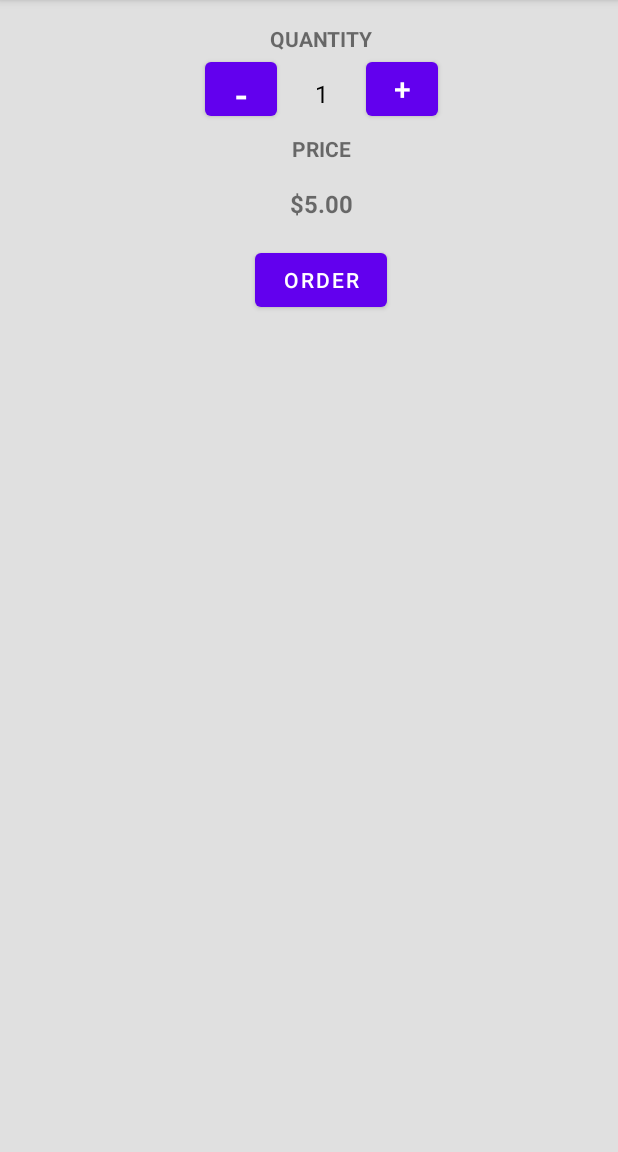
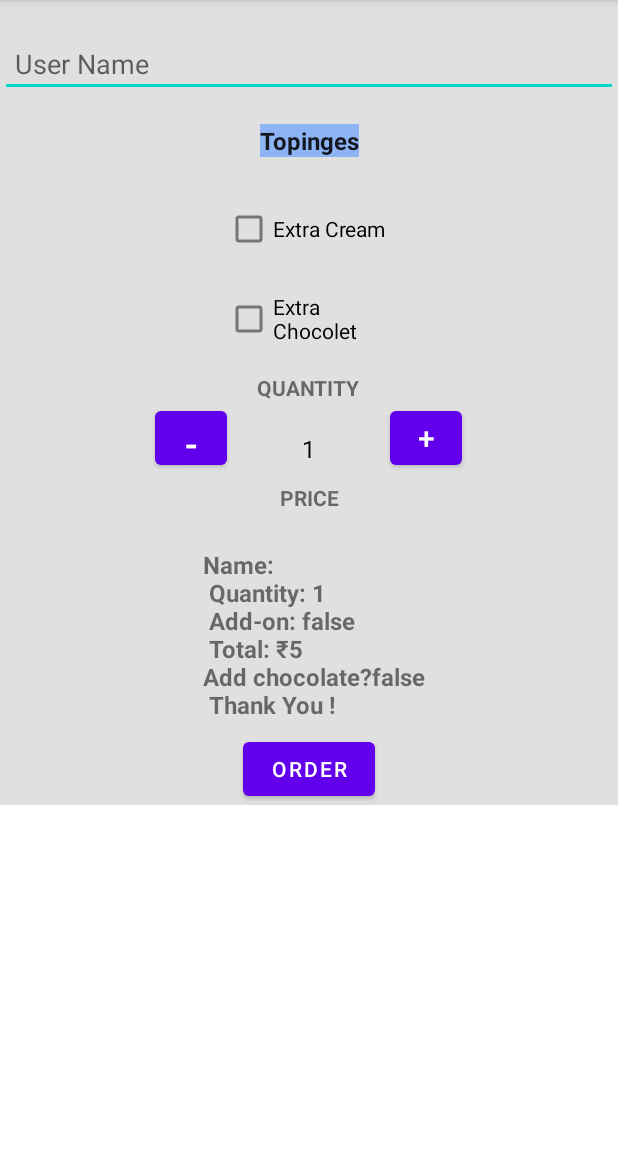
Before and after one commit to KUMARHKR/Java-Cofa-App-Demo-learn, an Android app: the screen it shows after launch (MainActivity), after a tap on "ORDER", on a phone screen of 412 x 824 dp, the part 84-1236 px from its top. Run offline under Robolectric (Android 15) with nearby library versions, the phone set to English and light mode, and no system bars.

Commit message:
order 1 to 100 toast massage

```diff
--- a/app/src/main/java/com/example/justjava/MainActivity.java
+++ b/app/src/main/java/com/example/justjava/MainActivity.java
@@ -1,14 +1,18 @@
 package com.example.justjava;
 
+import android.annotation.SuppressLint;
+
 import android.os.Bundle;
+import android.util.Log;
 import android.view.View;
+
+import android.widget.CheckBox;
+import android.widget.EditText;
 import android.widget.TextView;
+import android.widget.Toast;
 
 import androidx.appcompat.app.AppCompatActivity;
 
-import java.text.NumberFormat;
-
-import static java.text.NumberFormat.*;
 
 /**
  * This app displays an order form to order coffee.
@@ -17,6 +21,7 @@ public class MainActivity extends AppCompatActivity {
 
     int NumOfCaf = 1;
 
+
     @Override
     protected void onCreate(Bundle savedInstanceState) {
         super.onCreate(savedInstanceState);
@@ -24,19 +29,27 @@ public class MainActivity extends AppCompatActivity {
 
 
     }
+
+
+
+
     public void decrement(View view) {
+        if (NumOfCaf ==1){
+            Toast.makeText(this ,"You can't have less then 1 cup cofachino ", Toast.LENGTH_SHORT).show();
+            return ;
+        }
 
-        NumOfCaf=NumOfCaf-1;
-
-        TextView quantityTextView = (TextView) findViewById(R.id.quantity_text_view);
-        quantityTextView.setText("" + NumOfCaf);
+        NumOfCaf = NumOfCaf - 1;
+        displayQuantity(NumOfCaf);
     }
 
     public void increment(View view) {
-
-        NumOfCaf=NumOfCaf+1;
-        TextView quantityTextView = (TextView) findViewById(R.id.quantity_text_view);
-        quantityTextView.setText("" + NumOfCaf);
+        if (NumOfCaf ==100){
+            Toast.makeText(this ,"You can't have more then 100 cup cofachino ", Toast.LENGTH_SHORT).show();
+            return;
+        }
+        NumOfCaf = NumOfCaf + 1;
+        displayQuantity(NumOfCaf);
     }
 
 
@@ -45,23 +58,73 @@ public class MainActivity extends AppCompatActivity {
      */
     public void submitOrder(View view) {
 
+        EditText nameFild = findViewById(R.id.nameTextView);
+        String nameText = nameFild.getText().toString();
 
-        display(NumOfCaf);
-        displayPrice(NumOfCaf * 5);
+
+        CheckBox creamBox = findViewById(R.id.creamBox);
+        boolean hasWhipcream = creamBox.isChecked();
+        CheckBox extraChocolet = findViewById(R.id.extraChocoletView);
+        boolean hasChocolate = extraChocolet.isChecked();
+
+        int priceView = calculatePrice(hasChocolate ,hasWhipcream );
+
+        String priceMassage = createOrderSummary(nameText,priceView,hasChocolate,hasWhipcream);
+        displayMessage(priceMassage);
     }
+
+//    int numberOfSmoothiesTillPrize = 10;
+//if (numberOfSmoothiesTillPrize > 9) {
+//        Log.v("SmoothieActivity", "Congratulations, you get a free smoothie!");
+//        numberOfSmoothiesTillPrize = numberOfSmoothiesTillPrize - 10;
+//    } else {
+//        Log.v("SmoothieActivity", "No free smoothie this time.");
+//    }
+//Log.v("SmoothieActivity", "You currently have " + numberOfSmoothiesTillPrize + " out of 10 smoothies needed for your next free smoothie.");
+
+
+
+    private int calculatePrice(boolean hasChocolate, boolean hasWhipcream) {
+        int basePrice = 5;
+        if (hasChocolate){
+            basePrice =basePrice +2;
+        }
+        if (hasWhipcream){
+            basePrice = basePrice + 1;
+        }
+
+
+        return  NumOfCaf * basePrice;
+    }
+
+
+
+    private String createOrderSummary(String nameText,int price, boolean checkBox , boolean extraChocolet) {
+        String priceMassage = "Name: " + nameText ;
+        priceMassage = priceMassage + "\n Quantity: " + NumOfCaf;
+        priceMassage = priceMassage + "\n Add-on: " + checkBox;
+        priceMassage = priceMassage + "\n Total: ₹" + price;
+        priceMassage = priceMassage + "\nAdd chocolate?" + extraChocolet  ;
+        priceMassage = priceMassage + "\n Thank You !";
+
+        return priceMassage;
+    }
+
 
     /**
      * This method displays the given quantity value on the screen.
      */
-    private void display(int number) {
 
+    @SuppressLint("SetTextI18n")
+    private void displayQuantity(int numOfCaf) {
+        TextView quantityTextView = findViewById(R.id.quantity_text_view);
+        quantityTextView.setText("" + numOfCaf);
     }
-
-    private void displayPrice(int number) {
-        TextView priceTextView = (TextView) findViewById(R.id.price_text_view);
-        priceTextView.setText(getCurrencyInstance().format(number));
+    /**
+     * This method displays the given text on the screen.
+     */
+    private void displayMessage(String message) {
+        TextView priceTextView = findViewById(R.id.price_text_view);
+        priceTextView.setText(message);
     }
-
-
-
 }
--- a/app/src/main/res/layout/activity_main.xml
+++ b/app/src/main/res/layout/activity_main.xml
@@ -1,87 +1,137 @@
 <?xml version="1.0" encoding="utf-8"?>
-<androidx.constraintlayout.widget.ConstraintLayout xmlns:android="http://schemas.android.com/apk/res/android"
+<ScrollView xmlns:android="http://schemas.android.com/apk/res/android"
     xmlns:app="http://schemas.android.com/apk/res-auto"
     xmlns:tools="http://schemas.android.com/tools"
     android:layout_width="match_parent"
     android:layout_height="match_parent"
+    tools:ignore="ExtraText">
+
+    <androidx.constraintlayout.widget.ConstraintLayout
+        android:layout_width="match_parent"
+        android:layout_height="match_parent"
         android:background="@color/material_on_surface_stroke"
-    tools:context=".MainActivity">
+        app:layout_constraintBottom_toBottomOf="parent"
+        app:layout_constraintEnd_toEndOf="parent"
+        app:layout_constraintHorizontal_bias="0.5"
+        app:layout_constraintStart_toStartOf="parent"
+        app:layout_constraintTop_toTopOf="parent"
+        tools:context=".MainActivity"
+        tools:layout_editor_absoluteX="1dp"
+        tools:layout_editor_absoluteY="203dp">
+
+        <com.google.android.material.textfield.TextInputEditText
+            android:id="@+id/nameTextView"
+            android:layout_width="match_parent"
+            android:layout_height="wrap_content"
+            android:layout_marginTop="20dp"
+            android:hint="User Name"
+            android:padding="10dp"
+            android:inputType="textCapWords"
+            app:layout_constraintEnd_toEndOf="parent"
+            app:layout_constraintHorizontal_bias="0.5"
+            app:layout_constraintStart_toStartOf="parent"
+            app:layout_constraintTop_toTopOf="parent" />
+
+        <TextView
+            android:id="@+id/topingsView"
+            android:layout_width="wrap_content"
+            android:layout_height="wrap_content"
+            android:layout_marginTop="18dp"
+            android:background="#DC81ADFA"
+            android:text="Topinges"
+            android:textAppearance="@style/TextAppearance.AppCompat.Body1"
+            android:textColorHighlight="#6BDD5E"
+            android:textIsSelectable="false"
+            android:textSize="16sp"
+            android:textStyle="bold"
+            app:layout_constraintEnd_toEndOf="parent"
+            app:layout_constraintHorizontal_bias="0.5"
+            app:layout_constraintStart_toStartOf="parent"
+            app:layout_constraintTop_toBottomOf="@+id/nameTextView" />
+
+        <CheckBox
+            android:id="@+id/creamBox"
+            android:layout_width="112dp"
+            android:layout_height="wrap_content"
+            android:layout_marginTop="24dp"
+            android:backgroundTint="#406FBA"
+            android:text="Extra Cream "
+            app:layout_constraintEnd_toEndOf="parent"
+            app:layout_constraintHorizontal_bias="0.5"
+            app:layout_constraintStart_toStartOf="parent"
+            app:layout_constraintTop_toBottomOf="@+id/topingsView" />
+
+        <CheckBox
+            android:id="@+id/extraChocoletView"
+            android:layout_width="112dp"
+            android:layout_height="wrap_content"
+            android:layout_marginTop="12dp"
+            android:backgroundTint="#406FBA"
+            android:text="Extra Chocolet"
+            app:layout_constraintEnd_toEndOf="parent"
+            app:layout_constraintHorizontal_bias="0.5"
+            app:layout_constraintStart_toStartOf="parent"
+            app:layout_constraintTop_toBottomOf="@+id/creamBox" />
+
+        <TextView
+            android:id="@+id/quantity_view"
+            android:layout_width="wrap_content"
+            android:layout_height="wrap_content"
+            android:layout_marginStart="16dp"
+            android:layout_marginTop="12dp"
+            android:text="QUANTITY"
+            android:textStyle="bold"
+            app:layout_constraintEnd_toEndOf="parent"
+            app:layout_constraintHorizontal_bias="0.475"
+            app:layout_constraintStart_toStartOf="parent"
+            app:layout_constraintTop_toBottomOf="@+id/extraChocoletView" />
+
+        <Button
+            android:id="@+id/priceInc"
+            android:layout_width="48dp"
+            android:layout_height="48dp"
+            android:layout_marginStart="50dp"
+            android:onClick="increment"
+            android:text="+"
+            android:textSize="20sp"
+            app:layout_constraintStart_toEndOf="@+id/quantity_text_view"
+            app:layout_constraintTop_toBottomOf="@+id/quantity_view" />
 
         <TextView
             android:id="@+id/quantity_text_view"
             android:layout_width="wrap_content"
             android:layout_height="wrap_content"
             android:layout_marginStart="16dp"
-        android:layout_marginTop="16dp"
+            android:layout_marginTop="20dp"
             android:text="1"
             android:textColor="#000000"
             android:textSize="16sp"
             app:layout_constraintEnd_toEndOf="parent"
-        app:layout_constraintHorizontal_bias="0.5"
+            app:layout_constraintHorizontal_bias="0.479"
             app:layout_constraintStart_toStartOf="parent"
             app:layout_constraintTop_toBottomOf="@+id/quantity_view" />
+
         <Button
             android:id="@+id/priceDec"
             android:layout_width="48dp"
             android:layout_height="48dp"
-        android:layout_marginTop="35dp"
-        android:layout_marginEnd="25dp"
+            android:layout_marginEnd="50dp"
+            android:onClick="decrement"
             android:text="-"
             android:textSize="25sp"
             app:layout_constraintEnd_toStartOf="@+id/quantity_text_view"
-        app:layout_constraintTop_toTopOf="parent"
-        android:onClick="decrement"
-        />
-
-    <Button
-        android:id="@+id/priceInc"
-        android:layout_width="48dp"
-        android:layout_height="48dp"
-        android:layout_marginStart="25dp"
-        android:layout_marginTop="35dp"
-        android:text="+"
-        android:textSize="20sp"
-        app:layout_constraintStart_toEndOf="@+id/quantity_text_view"
-        app:layout_constraintTop_toTopOf="parent"
-        android:onClick="increment"/>
-
-    <TextView
-        android:id="@+id/quantity_view"
-        android:layout_width="wrap_content"
-        android:layout_height="wrap_content"
-        android:layout_marginStart="16dp"
-        android:layout_marginTop="16dp"
-        android:text="QUANTITY"
-        android:textStyle="bold"
-        app:layout_constraintEnd_toEndOf="parent"
-        app:layout_constraintHorizontal_bias="0.5"
-        app:layout_constraintStart_toStartOf="parent"
-        app:layout_constraintTop_toTopOf="parent" />
-
-    <Button
-        android:id="@+id/button"
-        android:layout_width="wrap_content"
-        android:layout_height="wrap_content"
-        android:layout_marginStart="16dp"
-        android:layout_marginTop="16dp"
-        android:onClick="submitOrder"
-        android:text="ORDER"
-        app:layout_constraintEnd_toEndOf="parent"
-        app:layout_constraintHorizontal_bias="0.5"
-        app:layout_constraintStart_toStartOf="parent"
-        app:layout_constraintTop_toBottomOf="@+id/price_text_view"
-        tools:ignore="MissingConstraints" />
+            app:layout_constraintTop_toBottomOf="@+id/quantity_view" />
 
         <TextView
             android:id="@+id/price_view"
             android:layout_width="wrap_content"
             android:layout_height="wrap_content"
             android:layout_marginStart="16dp"
-        android:layout_marginTop="16dp"
+            android:layout_marginTop="12dp"
             android:text="PRICE"
             android:textStyle="bold"
             app:layout_constraintEnd_toEndOf="parent"
-        app:layout_constraintHorizontal_bias="0.5"
+            app:layout_constraintHorizontal_bias="0.478"
             app:layout_constraintStart_toStartOf="parent"
             app:layout_constraintTop_toBottomOf="@+id/quantity_text_view" />
 
@@ -90,15 +140,30 @@
             android:layout_width="wrap_content"
             android:layout_height="wrap_content"
             android:layout_marginStart="16dp"
-        android:layout_marginTop="16dp"
-        android:text="$0"
+            android:layout_marginTop="24dp"
+            android:text="₹0"
             android:textSize="16sp"
             android:textStyle="bold"
             app:layout_constraintEnd_toEndOf="parent"
-        app:layout_constraintHorizontal_bias="0.5"
+            app:layout_constraintHorizontal_bias="0.48"
             app:layout_constraintStart_toStartOf="parent"
             app:layout_constraintTop_toBottomOf="@+id/price_view" />
 
+        <Button
+            android:id="@+id/button"
+            android:layout_width="wrap_content"
+            android:layout_height="wrap_content"
+            android:layout_marginStart="16dp"
+            android:layout_marginTop="8dp"
+            android:onClick="submitOrder"
+            android:text="ORDER"
+            android:textColorLink="#8C9EFF"
+            app:layout_constraintEnd_toEndOf="parent"
+            app:layout_constraintHorizontal_bias="0.475"
+            app:layout_constraintStart_toStartOf="parent"
+            app:layout_constraintTop_toBottomOf="@+id/price_text_view"
+            tools:ignore="MissingConstraints,OnClick" />
 
-    />
+
     </androidx.constraintlayout.widget.ConstraintLayout>
+</ScrollView>
```
Lines whose indentation alone changed are shown as unchanged.
